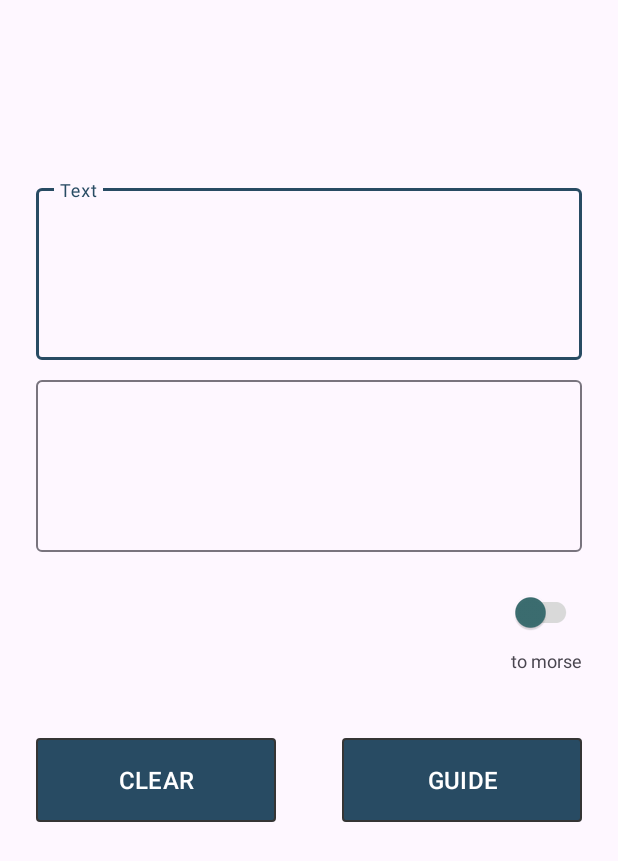
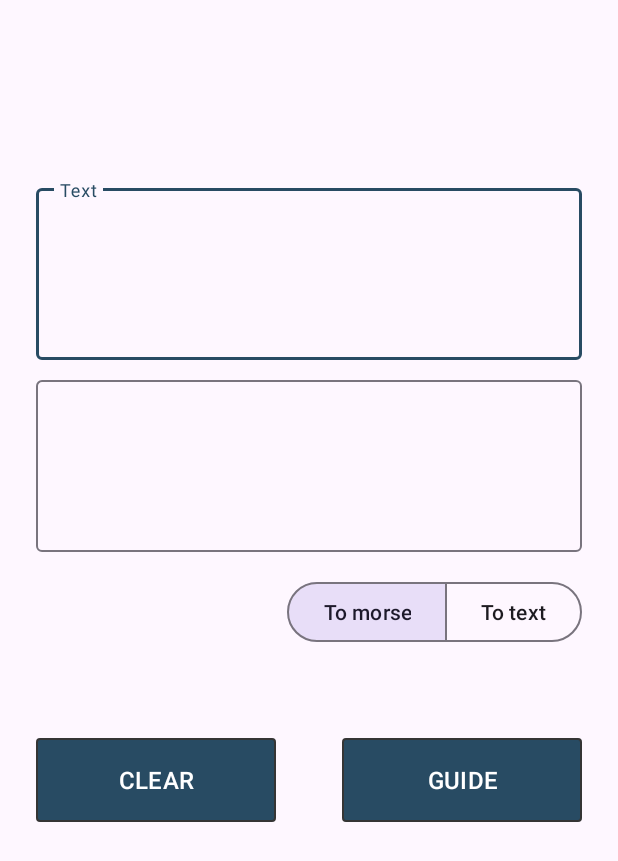
Before and after one commit to ElenaPanPanda/Morse-Translator, an Android app: the screen it shows after launch (MainActivity), on a phone screen of 412 x 824 dp. Shown: the top 861 px of the screen. Run offline under Robolectric (Android 15) with nearby library versions, the phone set to English and light mode, and no system bars.

Commit message:
add toggle group button

```diff
--- a/app/src/main/java/com/example/morsetranslator/fragments/TranslatorFragment.kt
+++ b/app/src/main/java/com/example/morsetranslator/fragments/TranslatorFragment.kt
@@ -18,21 +18,17 @@ class TranslatorFragment : Fragment(R.layout.fragment_translator) {
         super.onViewCreated(view, savedInstanceState)
         binding = FragmentTranslatorBinding.bind(view)
 
-
         var toMorse = true
 
-        binding.switchBtn.setOnCheckedChangeListener { _, isChecked ->
-            if (isChecked) {
-                binding.inputLayout.hint = getString(R.string.morse)
-                binding.isCheckedTv.setText(R.string.to_text)
-                toMorse = false
-            } else {
-                binding.inputLayout.hint = getString(R.string.text)
-                binding.isCheckedTv.setText(R.string.to_morse)
-                toMorse = true
-            }
+        binding.toMorseBtn.setOnClickListener {
+            binding.inputLayout.hint = getString(R.string.text)
+            toMorse = true
         }
 
+        binding.toTextBtn.setOnClickListener {
+            binding.inputLayout.hint = getString(R.string.morse)
+            toMorse = false
+        }
 
 
         binding.inputEt.addTextChangedListener(object : TextWatcher {
@@ -47,7 +43,6 @@ class TranslatorFragment : Fragment(R.layout.fragment_translator) {
                     Morse.translateFromMorse(s.toString())
 
                 binding.resultEt.setText(result)
-
             }
         })
 
--- a/app/src/main/res/layout/fragment_translator.xml
+++ b/app/src/main/res/layout/fragment_translator.xml
@@ -44,16 +44,16 @@
 
         <com.google.android.material.textfield.TextInputEditText
             android:id="@+id/result_et"
-            android:enabled="false"
             android:layout_width="match_parent"
             android:layout_height="match_parent"
+            android:enabled="false"
             android:imeOptions="actionDone"
             android:inputType="textMultiLine"
             android:maxLines="4" />
 
     </com.google.android.material.textfield.TextInputLayout>
 
-    <androidx.appcompat.widget.SwitchCompat
+    <!--<androidx.appcompat.widget.SwitchCompat
         android:id="@+id/switch_btn"
         android:layout_width="wrap_content"
         android:layout_height="wrap_content"
@@ -62,28 +62,54 @@
         app:backgroundTint="@null"
         app:trackTint="@color/gray"
         app:thumbTint="@color/green"
-        android:layout_marginTop="16dp"/>
+        android:layout_marginTop="16dp"/>-->
 
-    <TextView
+    <com.google.android.material.button.MaterialButtonToggleGroup
+        android:id="@+id/toggleButton"
+        android:layout_width="wrap_content"
+        android:layout_height="wrap_content"
+        android:layout_marginTop="16dp"
+        app:checkedButton="@+id/to_morse_btn"
+        app:layout_constraintEnd_toEndOf="@id/guide_btn"
+        app:layout_constraintTop_toBottomOf="@id/result_layout"
+        app:selectionRequired="true"
+        app:singleSelection="true">
+
+        <Button
+            android:id="@+id/to_morse_btn"
+            style="?attr/materialButtonOutlinedStyle"
+            android:layout_width="wrap_content"
+            android:layout_height="wrap_content"
+            android:text="@string/to_morse" />
+
+        <Button
+            android:id="@+id/to_text_btn"
+            style="?attr/materialButtonOutlinedStyle"
+            android:layout_width="wrap_content"
+            android:layout_height="wrap_content"
+            android:text="@string/to_text" />
+    </com.google.android.material.button.MaterialButtonToggleGroup>
+
+    <!--<TextView
         android:id="@+id/is_checked_tv"
         android:text="@string/to_morse"
         android:layout_width="wrap_content"
         android:layout_height="wrap_content"
-        app:layout_constraintTop_toBottomOf="@id/switch_btn"
-        app:layout_constraintEnd_toEndOf="@id/switch_btn"
-        android:textSize="12sp"/>
+        app:layout_constraintTop_toBottomOf="@id/toggleButton"
+        app:layout_constraintEnd_toEndOf="@id/toggleButton"
+        android:textSize="12sp"/>-->
 
     <Button
         android:id="@+id/clear_btn"
         android:layout_width="@dimen/button_width"
         android:layout_height="@dimen/button_high"
+        android:layout_marginTop="60dp"
         android:background="@drawable/button_shape"
         android:text="@string/clear"
-        android:layout_marginTop="60dp"
         android:textSize="16sp"
         app:backgroundTint="@null"
         app:layout_constraintStart_toStartOf="@id/result_layout"
-        app:layout_constraintTop_toBottomOf="@id/switch_btn"
+        app:layout_constraintTop_toBottomOf="@id/toggleButton"
 
         app:layout_constraintVertical_bias="0.2" />
 
@@ -91,13 +117,13 @@
         android:id="@+id/guide_btn"
         android:layout_width="@dimen/button_width"
         android:layout_height="@dimen/button_high"
+        android:layout_marginTop="60dp"
         android:background="@drawable/button_shape"
         android:text="@string/guide"
         android:textSize="16sp"
         app:backgroundTint="@null"
-        android:layout_marginTop="60dp"
-        app:layout_constraintTop_toBottomOf="@id/switch_btn"
         app:layout_constraintEnd_toEndOf="@id/result_layout"
+        app:layout_constraintTop_toBottomOf="@id/toggleButton"
         app:layout_constraintVertical_bias="0.2" />
 
 
--- a/app/src/main/res/values/strings.xml
+++ b/app/src/main/res/values/strings.xml
@@ -6,7 +6,7 @@
     <string name="clear">CLEAR</string>
     <string name="guide">GUIDE</string>
     <string name="morse">Morse</string>
-    <string name="to_morse">to morse</string>
-    <string name="to_text">to text</string>
+    <string name="to_morse">To morse</string>
+    <string name="to_text">To text</string>
     <string name="alphabet_rules">Letters are separated with one space, words are separated with 3 spaces . Unknown symbols will be displayed as \'?\'</string>
 </resources>
```
